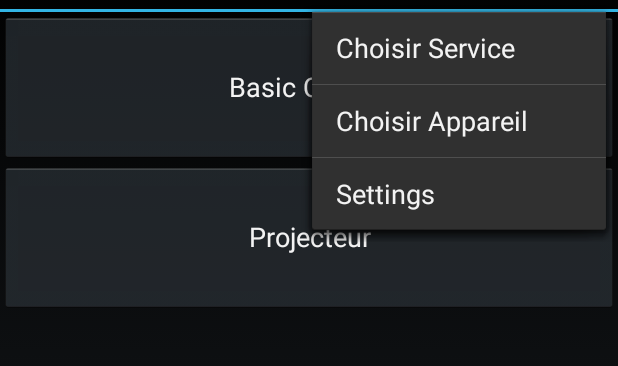
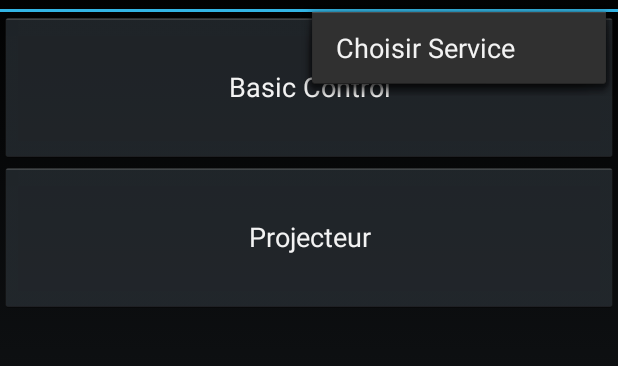
Before and after one commit to cyprienruffino/MiniRemote, an Android app: the screen it shows after launch (HomeActivity), with the options menu open, on a phone screen of 412 x 824 dp, the part 60-426 px from its top. Run offline under Robolectric (Android 15) with nearby library versions, the phone set to English and light mode, and no system bars.

Commit message:
navigation android revu 3

```diff
--- a/android/app/src/main/java/controller/Controller.java
+++ b/android/app/src/main/java/controller/Controller.java
@@ -21,7 +21,7 @@ public class Controller {
     private static TCPService tcpService=null;
 
     public static EventWrapper execute(EventWrapper recv){
-        EventWrapper wrapper = ((EventWrapper) recv);
+        EventWrapper wrapper = recv;
         RemoteEvent event = wrapper.getTypeOfEvent().cast(wrapper.getRemoteEvent());
 
         if (event.getClass().equals(ResponseEvent.class)){
--- a/android/app/src/main/java/controller/communication/wifi/serviceTest/ReadThread.java
+++ b/android/app/src/main/java/controller/communication/wifi/serviceTest/ReadThread.java
@@ -3,13 +3,11 @@ package controller.communication.wifi.serviceTest;
 import android.app.Activity;
 import android.content.Context;
 import android.widget.Toast;
+import controller.Controller;
+import controller.communication.events.RemoteEvent;
 
 import java.io.IOException;
 import java.io.ObjectInputStream;
-import java.io.ObjectOutputStream;
-
-import controller.Controller;
-import controller.communication.events.RemoteEvent;
 
 /**
  * Created by whiteshad on 25/11/15.
--- a/android/app/src/main/res/menu/menu_main.xml
+++ b/android/app/src/main/res/menu/menu_main.xml
@@ -1,19 +1,9 @@
 <?xml version="1.0" encoding="utf-8"?>
 <menu
-    xmlns:android="http://schemas.android.com/apk/res/android"
-    xmlns:app="http://schemas.android.com/apk/res-auto"
-    xmlns:tools="http://schemas.android.com/tools"
-    >
+        xmlns:android="http://schemas.android.com/apk/res/android"
+>
     <item
         android:id="@+id/menu_serv"
         android:title="@string/servicedialog_title"/>
-    <item
-        android:id="@+id/menu_dev"
-        android:title="@string/networkdialog_device"
-        />
-    <item
-        android:id="@+id/settings"
-        android:title="@string/settings"
-        />
 
 </menu>
```
Also changed, not shown: android/app/src/main/java/controller/communication/SocketThread.java (+2 -5 lines), android/app/src/main/java/controller/communication/wifi/Discovery.java (+7 -16 lines), android/app/src/main/java/controller/communication/wifi/serviceTest/ConnectionService.java (+2 -6 lines), android/app/src/main/java/view/BasicActivity.java (+11 -27 lines), android/app/src/main/java/view/HomeActivity.java (+62 -48 lines), android/app/src/main/java/view/ServiceDialog.java (+4 -4 lines).
